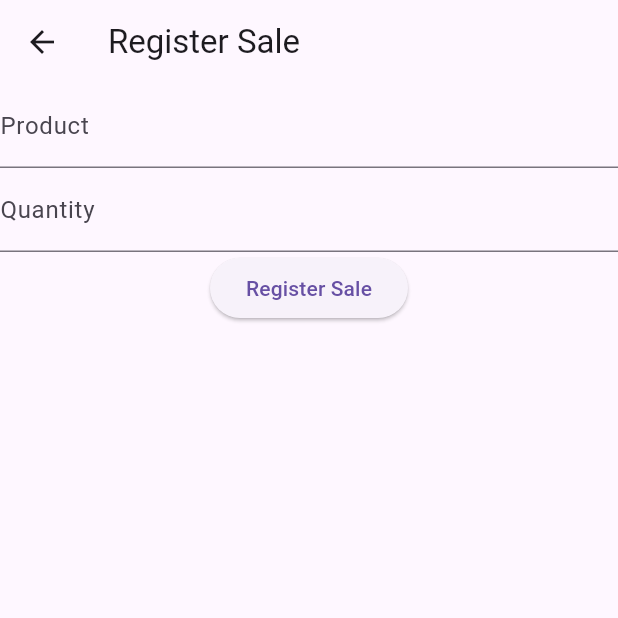
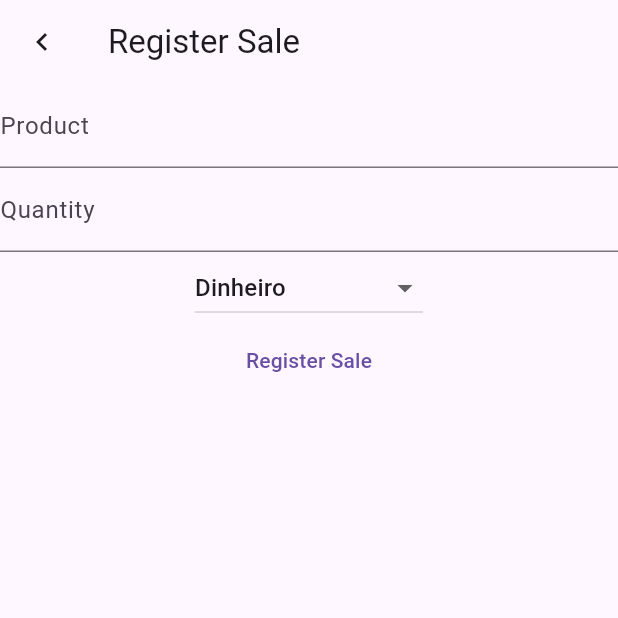
Before and after one commit to KieperMF/valora, a Flutter app: the RegisterSalePage screen opened directly, after a tap on "Register Sale", on a phone screen of 412 x 824 dp, the top half of it. Run offline on Flutter 3.47's test engine with Material 3 defaults, Android fonts, the phone set to English and light mode, and no system bars; our stand-ins replace flutter_dotenv, flutter_screenutil, get_it, go_router, lucide_icons_flutter, result_dart and 1 more; missing offline and left inert: lucid_validation; accounts and stored records are empty; network calls fail.

Commit message:
metodo de pagamento

```diff
--- a/lib/feature/sales/presentation/controllers/sale_controller.dart
+++ b/lib/feature/sales/presentation/controllers/sale_controller.dart
@@ -7,12 +7,18 @@ class SaleController extends ChangeNotifier {
   final _repository = sl<SaleRepository>();
 
   List<SaleEntity> sales = [];
+  SaleEntity saleRegister = SaleEntity.toEmpty();
   List<String> paymentMethods = [
-    'Cash',
-    'Credit Card',
-    'Debit Card',
-    'Mobile Payment',
+    'Dinheiro',
+    'Cartão de Crédito',
+    'Cartão de Débito',
+    'Pix',
   ];
+
+  void setPaymentMethod(String paymentMethod) {
+    saleRegister.paymentMethod = paymentMethod;
+    notifyListeners();
+  }
 
   Future<void> featchSales() async {
     final result = await _repository.getSales();
--- a/lib/feature/sales/presentation/pages/register_sale_page.dart
+++ b/lib/feature/sales/presentation/pages/register_sale_page.dart
@@ -1,6 +1,7 @@
 import 'package:flutter/material.dart';
+import 'package:go_router/go_router.dart';
 import 'package:provider/provider.dart';
-import 'package:valora/feature/sales/domain/entities/sale_entity.dart';
+import 'package:valora/core/routes/routes_name.dart';
 import 'package:valora/feature/sales/presentation/controllers/sale_controller.dart';
 
 class RegisterSalePage extends StatefulWidget {
@@ -11,25 +12,56 @@ class RegisterSalePage extends StatefulWidget {
 }
 
 class _RegisterSalePageState extends State<RegisterSalePage> {
-  SaleEntity sale = SaleEntity.toEmpty();
-
   @override
   Widget build(BuildContext context) {
     final controller = context.watch<SaleController>();
     return Scaffold(
-      appBar: AppBar(title: const Text('Register Sale')),
+      appBar: AppBar(
+        title: const Text('Register Sale'),
+        leading: IconButton(
+          onPressed: () {
+            context.go(RoutesName.home);
+          },
+          icon: Icon(Icons.chevron_left),
+        ),
+      ),
       body: Column(
         children: [
-          TextField(decoration: const InputDecoration(labelText: 'Product')),
+          Expanded(
+            child: Column(
+              children: [
+                TextField(
+                  decoration: const InputDecoration(labelText: 'Product'),
+                ),
                 TextField(
                   decoration: const InputDecoration(labelText: 'Quantity'),
                   keyboardType: TextInputType.number,
                 ),
-          ElevatedButton(
+                DropdownButton<String>(
+                  value: controller.paymentMethods.first,
+                  items: controller.paymentMethods
+                      .map(
+                        (method) => DropdownMenuItem(
+                          value: method,
+                          child: Text(method),
+                        ),
+                      )
+                      .toList(),
+                  onChanged: (value) {
+                    controller.setPaymentMethod(value!);
+                  },
+                ),
+                Align(
+                  alignment: AlignmentGeometry.bottomCenter,
+                  child: TextButton(
                     onPressed: () {
-              controller.registerSale(newSale: sale);
+                      controller.registerSale(newSale: controller.saleRegister);
                     },
                     child: const Text('Register Sale'),
+                  ),
+                ),
+              ],
+            ),
           ),
         ],
       ),
```
Lines whose indentation alone changed are shown as unchanged.
